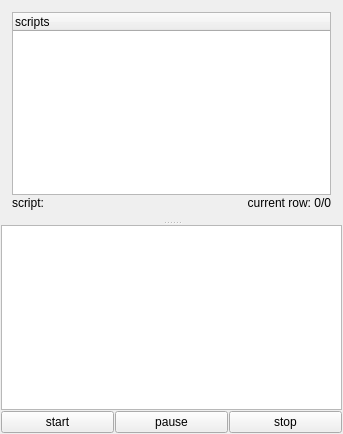
The window that SaSH/form/scriptform.ui (bestkakkoii/SaSH) describes before a commit, drawn with Qt 5.
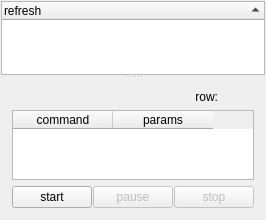
The same window after the commit. Custom widgets are drawn as their Qt base class.

The edit to the form file:
```diff
--- a/SaSH/form/scriptform.ui
+++ b/SaSH/form/scriptform.ui
@@ -6,13 +6,16 @@
    <rect>
     <x>0</x>
     <y>0</y>
-    <width>343</width>
-    <height>434</height>
+    <width>259</width>
+    <height>220</height>
    </rect>
   </property>
   <property name="windowTitle">
    <string>ScriptForm</string>
   </property>
+  <property name="styleSheet">
+   <string notr="true"/>
+  </property>
   <layout class="QGridLayout" name="gridLayout">
    <property name="leftMargin">
     <number>1</number>
@@ -30,56 +33,92 @@
     <number>1</number>
    </property>
    <item row="0" column="0">
-    <layout class="QVBoxLayout" name="verticalLayout_2">
-     <property name="spacing">
-      <number>1</number>
-     </property>
-     <item>
       <widget class="QSplitter" name="splitter">
        <property name="orientation">
         <enum>Qt::Vertical</enum>
        </property>
+     <widget class="QTreeWidget" name="treeWidget_script">
+      <property name="editTriggers">
+       <set>QAbstractItemView::NoEditTriggers</set>
+      </property>
+      <property name="sortingEnabled">
+       <bool>true</bool>
+      </property>
+      <column>
+       <property name="text">
+        <string>refresh</string>
+       </property>
+      </column>
+     </widget>
        <widget class="QWidget" name="">
         <layout class="QVBoxLayout" name="verticalLayout">
+       <item>
+        <layout class="QHBoxLayout" name="horizontalLayout">
          <property name="spacing">
           <number>1</number>
          </property>
          <item>
-          <widget class="QTreeWidget" name="treeWidget_script">
-           <column>
-            <property name="text">
-             <string>scripts</string>
-            </property>
-           </column>
-          </widget>
-         </item>
-         <item>
-          <layout class="QHBoxLayout" name="horizontalLayout_script">
-           <property name="spacing">
-            <number>1</number>
+          <widget class="QLabel" name="label_path">
+           <property name="minimumSize">
+            <size>
+             <width>180</width>
+             <height>0</height>
+            </size>
+           </property>
+           <property name="maximumSize">
+            <size>
+             <width>180</width>
+             <height>16777215</height>
+            </size>
            </property>
-           <item>
-            <widget class="QLabel" name="label_script_path">
              <property name="text">
-              <string>script:</string>
+            <string/>
              </property>
             </widget>
            </item>
            <item>
             <widget class="QLabel" name="label_script_row">
+           <property name="maximumSize">
+            <size>
+             <width>25</width>
+             <height>16777215</height>
+            </size>
+           </property>
              <property name="text">
-              <string>current row: 0/0</string>
+            <string>row:</string>
              </property>
              <property name="alignment">
               <set>Qt::AlignRight|Qt::AlignTrailing|Qt::AlignVCenter</set>
              </property>
             </widget>
            </item>
-          </layout>
-         </item>
-        </layout>
-       </widget>
-       <widget class="QTableWidget" name="tableWidget_script"/>
+         <item>
+          <widget class="FastLabel" name="label_row" native="true">
+           <property name="minimumSize">
+            <size>
+             <width>30</width>
+             <height>0</height>
+            </size>
+           </property>
+          </widget>
+         </item>
+        </layout>
+       </item>
+       <item>
+        <widget class="QTableWidget" name="tableWidget_script">
+         <property name="editTriggers">
+          <set>QAbstractItemView::NoEditTriggers</set>
+         </property>
+         <column>
+          <property name="text">
+           <string>command</string>
+          </property>
+         </column>
+         <column>
+          <property name="text">
+           <string>params</string>
+          </property>
+         </column>
       </widget>
      </item>
      <item>
@@ -96,6 +135,9 @@
        </item>
        <item>
         <widget class="QPushButton" name="pushButton_script_pause">
+           <property name="enabled">
+            <bool>false</bool>
+           </property>
          <property name="text">
           <string>pause</string>
          </property>
@@ -103,6 +145,9 @@
        </item>
        <item>
         <widget class="QPushButton" name="pushButton_script_stop">
+           <property name="enabled">
+            <bool>false</bool>
+           </property>
          <property name="text">
           <string>stop</string>
          </property>
@@ -111,10 +156,20 @@
       </layout>
      </item>
     </layout>
+     </widget>
+    </widget>
    </item>
   </layout>
  </widget>
  <layoutdefault spacing="6" margin="11"/>
+ <customwidgets>
+  <customwidget>
+   <class>FastLabel</class>
+   <extends>QWidget</extends>
+   <header location="global">fastlabel.h</header>
+   <container>1</container>
+  </customwidget>
+ </customwidgets>
  <resources/>
  <connections/>
 </ui>
```
Lines whose indentation alone changed are shown as unchanged.
